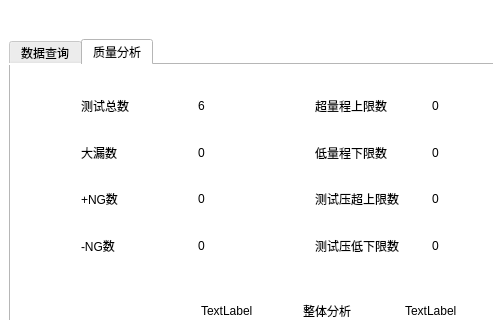
First picture: the form in formviewdata.ui, repository LEmbedder/widget-mcu, before the edit; both pictures show x 0 to 493 and y 0 to 320 of the 800 by 480 pixel window.
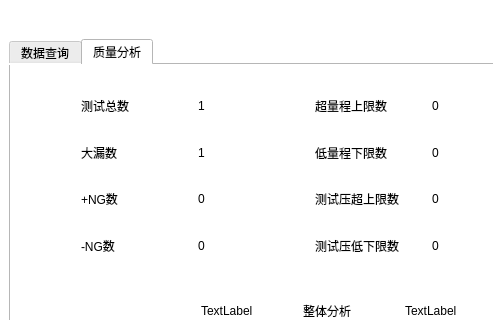
Second picture: the form after the edit. The open tabs and pages were chosen to show the change.

Commit message: 方515

What changed in the file:
```diff
--- a/formviewdata.ui
+++ b/formviewdata.ui
@@ -568,7 +568,7 @@
                <item>
                 <widget class="QLabel" name="label_total">
                  <property name="text">
-                  <string>6</string>
+                  <string>1</string>
                  </property>
                 </widget>
                </item>
@@ -586,7 +586,7 @@
                <item>
                 <widget class="QLabel" name="label_5">
                  <property name="text">
-                  <string>0</string>
+                  <string>1</string>
                  </property>
                 </widget>
                </item>
```
Left out of the diff: 2 changed lines with no effect on the pictures. The commit also changes 2 other files.
